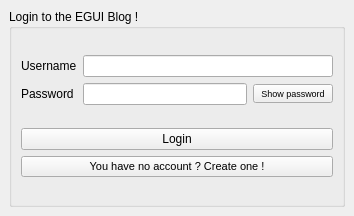
Qt form Qt_blog/loginwindow.ui (Nchrd/EGUI_TP1) before a commit.
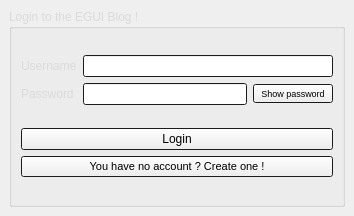
The same form after that commit.

Patch:
```diff
--- a/Qt_blog/loginwindow.ui
+++ b/Qt_blog/loginwindow.ui
@@ -23,6 +23,97 @@
       <property name="enabled">
        <bool>true</bool>
       </property>
+      <property name="palette">
+       <palette>
+        <active>
+         <colorrole role="WindowText">
+          <brush brushstyle="SolidPattern">
+           <color alpha="255">
+            <red>255</red>
+            <green>255</green>
+            <blue>255</blue>
+           </color>
+          </brush>
+         </colorrole>
+         <colorrole role="Window">
+          <brush brushstyle="SolidPattern">
+           <color alpha="255">
+            <red>38</red>
+            <green>38</green>
+            <blue>38</blue>
+           </color>
+          </brush>
+         </colorrole>
+         <colorrole role="ToolTipBase">
+          <brush brushstyle="SolidPattern">
+           <color alpha="255">
+            <red>255</red>
+            <green>255</green>
+            <blue>255</blue>
+           </color>
+          </brush>
+         </colorrole>
+        </active>
+        <inactive>
+         <colorrole role="WindowText">
+          <brush brushstyle="SolidPattern">
+           <color alpha="255">
+            <red>218</red>
+            <green>218</green>
+            <blue>218</blue>
+           </color>
+          </brush>
+         </colorrole>
+         <colorrole role="Window">
+          <brush brushstyle="SolidPattern">
+           <color alpha="255">
+            <red>38</red>
+            <green>38</green>
+            <blue>38</blue>
+           </color>
+          </brush>
+         </colorrole>
+         <colorrole role="ToolTipBase">
+          <brush brushstyle="SolidPattern">
+           <color alpha="255">
+            <red>17</red>
+            <green>17</green>
+            <blue>17</blue>
+           </color>
+          </brush>
+         </colorrole>
+        </inactive>
+        <disabled>
+         <colorrole role="WindowText">
+          <brush brushstyle="SolidPattern">
+           <color alpha="96">
+            <red>164</red>
+            <green>166</green>
+            <blue>168</blue>
+           </color>
+          </brush>
+         </colorrole>
+         <colorrole role="Window">
+          <brush brushstyle="SolidPattern">
+           <color alpha="255">
+            <red>38</red>
+            <green>38</green>
+            <blue>38</blue>
+           </color>
+          </brush>
+         </colorrole>
+         <colorrole role="ToolTipBase">
+          <brush brushstyle="SolidPattern">
+           <color alpha="255">
+            <red>17</red>
+            <green>17</green>
+            <blue>17</blue>
+           </color>
+          </brush>
+         </colorrole>
+        </disabled>
+       </palette>
+      </property>
       <property name="title">
        <string>Login to the EGUI Blog !</string>
       </property>
```
